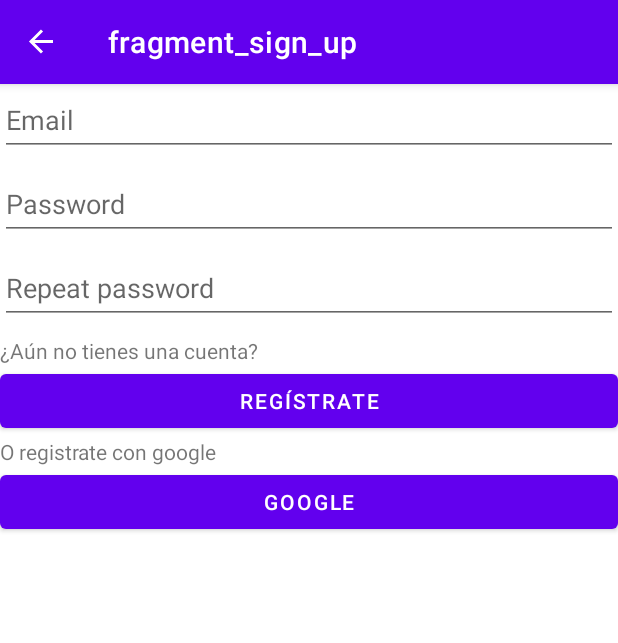
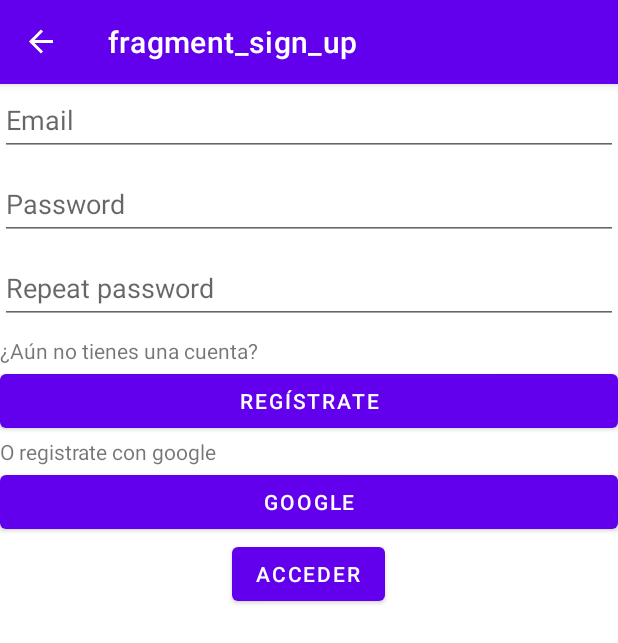
Before and after one commit to i82andel/wabyAPP, an Android app built with Jetpack Compose: the SignUpFragment screen opened through its navigation route, on a phone screen of 412 x 824 dp. Shown: the top 643 px of the screen. Run offline under Robolectric (Android 15) with nearby library versions, the phone set to English and light mode, and no system bars; our stand-ins replace Firebase (no records; nobody signed in at launch, a user with empty details on screens opened directly), navigation-ui.

Commit message:
cositas del registro

```diff
--- a/app/src/main/java/com/racoon/waby/ui/auth/login/view/LoginFragment.kt
+++ b/app/src/main/java/com/racoon/waby/ui/auth/login/view/LoginFragment.kt
@@ -79,7 +79,6 @@ class LoginFragment : Fragment() {
     }
 
     private fun openHome(view: View) {
-        //findNavController().navigate(R.id.action_loginFragment_to_registerUserFragment)
         viewModel.gotoHome(view)
     }
 
--- a/app/src/main/java/com/racoon/waby/ui/auth/signup/SignUpViewModel.kt
+++ b/app/src/main/java/com/racoon/waby/ui/auth/signup/SignUpViewModel.kt
@@ -51,4 +51,5 @@ class SignUpViewModel(private val authUserUseCase: AuthUserUseCase) : ViewModel(
 
 
     }
+
 }
--- a/app/src/main/res/layout/fragment_sign_up.xml
+++ b/app/src/main/res/layout/fragment_sign_up.xml
@@ -74,5 +74,12 @@
             android:layout_height="wrap_content"
             android:text="Google" />
 
+        <Button
+            android:id="@+id/goInButton"
+            android:layout_width="wrap_content"
+            android:layout_height="wrap_content"
+            android:text="Acceder" />
+
     </LinearLayout>
+
 </FrameLayout>
--- a/app/src/main/res/navigation/auth_nav.xml
+++ b/app/src/main/res/navigation/auth_nav.xml
@@ -25,6 +25,9 @@
         <action
             android:id="@+id/action_signUpFragment_to_loginFragment"
             app:destination="@id/loginFragment" />
+        <action
+            android:id="@+id/action_signUpFragment_to_registerUserFragment"
+            app:destination="@id/registerUserFragment" />
     </fragment>
     <fragment
         android:id="@+id/loginFragment"
@@ -34,9 +37,6 @@
         <action
             android:id="@+id/action_loginFragment_to_signUpFragment"
             app:destination="@id/signUpFragment" />
-        <action
-            android:id="@+id/action_loginFragment_to_registerUserFragment"
-            app:destination="@id/registerUserFragment" />
     </fragment>
     <fragment
         android:id="@+id/registerUserFragment"
```
Also changed, not shown: app/src/main/java/com/racoon/waby/ui/auth/signup/SignUpFragment.kt (+38 -2 lines).
